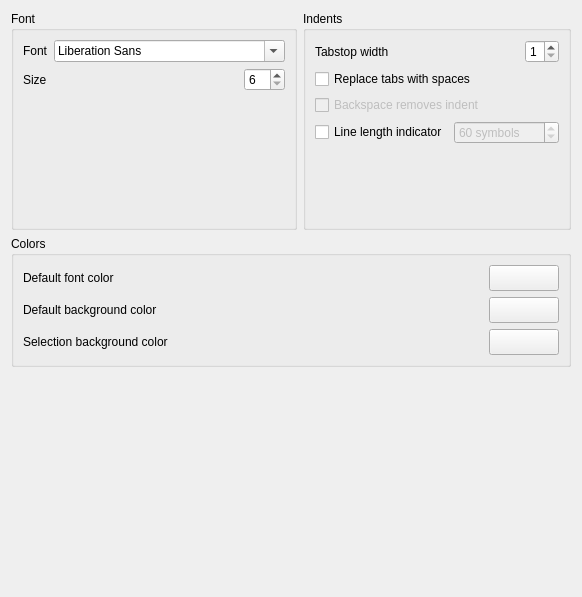
Mezomish/juffed, file src/app/ui/forms/EditorSettingsPage.ui: the form before one commit.
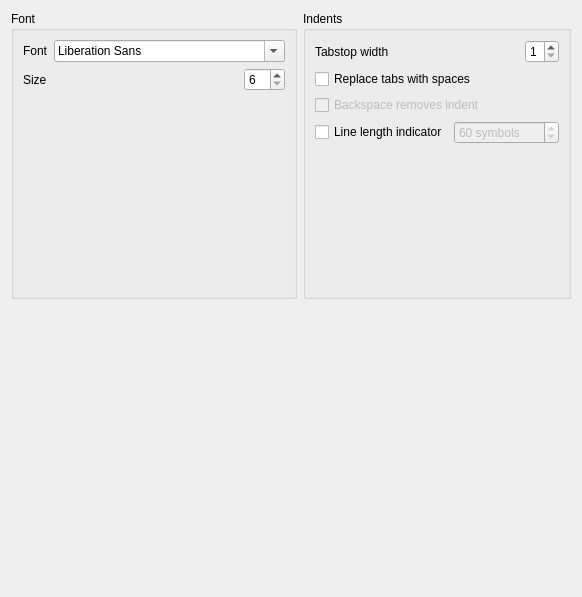
The form after the commit.

Commit message: Reorganized color settings, added outstanding ones, cleaned up the code

Patch:
```diff
--- a/src/app/ui/forms/EditorSettingsPage.ui
+++ b/src/app/ui/forms/EditorSettingsPage.ui
@@ -202,7 +202,7 @@
      </layout>
     </widget>
    </item>
-   <item row="4" column="0" colspan="2">
+   <item row="3" column="0" colspan="2">
     <spacer name="verticalSpacer">
      <property name="orientation">
       <enum>Qt::Vertical</enum>
@@ -215,105 +215,6 @@
      </property>
     </spacer>
    </item>
-   <item row="1" column="0" colspan="2">
-    <widget class="QGroupBox" name="groupBox_3">
-     <property name="title">
-      <string>Colors</string>
-     </property>
-     <layout class="QVBoxLayout" name="verticalLayout">
-      <item>
-       <layout class="QHBoxLayout" name="horizontalLayout_2">
-        <item>
-         <widget class="QLabel" name="label_6">
-          <property name="text">
-           <string>Default font color</string>
-          </property>
-         </widget>
-        </item>
-        <item>
-         <widget class="QPushButton" name="fontColorBtn">
-          <property name="minimumSize">
-           <size>
-            <width>40</width>
-            <height>26</height>
-           </size>
-          </property>
-          <property name="maximumSize">
-           <size>
-            <width>70</width>
-            <height>26</height>
-           </size>
-          </property>
-          <property name="text">
-           <string/>
-          </property>
-         </widget>
-        </item>
-       </layout>
-      </item>
-      <item>
-       <layout class="QHBoxLayout" name="horizontalLayout">
-        <item>
-         <widget class="QLabel" name="label_7">
-          <property name="text">
-           <string>Default background color</string>
-          </property>
-         </widget>
-        </item>
-        <item>
-         <widget class="QPushButton" name="bgColorBtn">
-          <property name="minimumSize">
-           <size>
-            <width>40</width>
-            <height>26</height>
-           </size>
-          </property>
-          <property name="maximumSize">
-           <size>
-            <width>70</width>
-            <height>26</height>
-           </size>
-          </property>
-          <property name="text">
-           <string/>
-          </property>
-         </widget>
-        </item>
-       </layout>
-      </item>
-      <item>
-       <layout class="QHBoxLayout" name="horizontalLayout_6">
-        <item>
-         <widget class="QLabel" name="label_10">
-          <property name="text">
-           <string>Selection background color</string>
-          </property>
-         </widget>
-        </item>
-        <item>
-         <widget class="QPushButton" name="selectionBgColorBtn">
-          <property name="minimumSize">
-           <size>
-            <width>40</width>
-            <height>26</height>
-           </size>
-          </property>
-          <property name="maximumSize">
-           <size>
-            <width>70</width>
-            <height>26</height>
-           </size>
-          </property>
-          <property name="text">
-           <string/>
-          </property>
-         </widget>
-        </item>
-       </layout>
-      </item>
-     </layout>
-    </widget>
-   </item>
   </layout>
  </widget>
  <resources/>
```
The commit also changes 13 other files.
